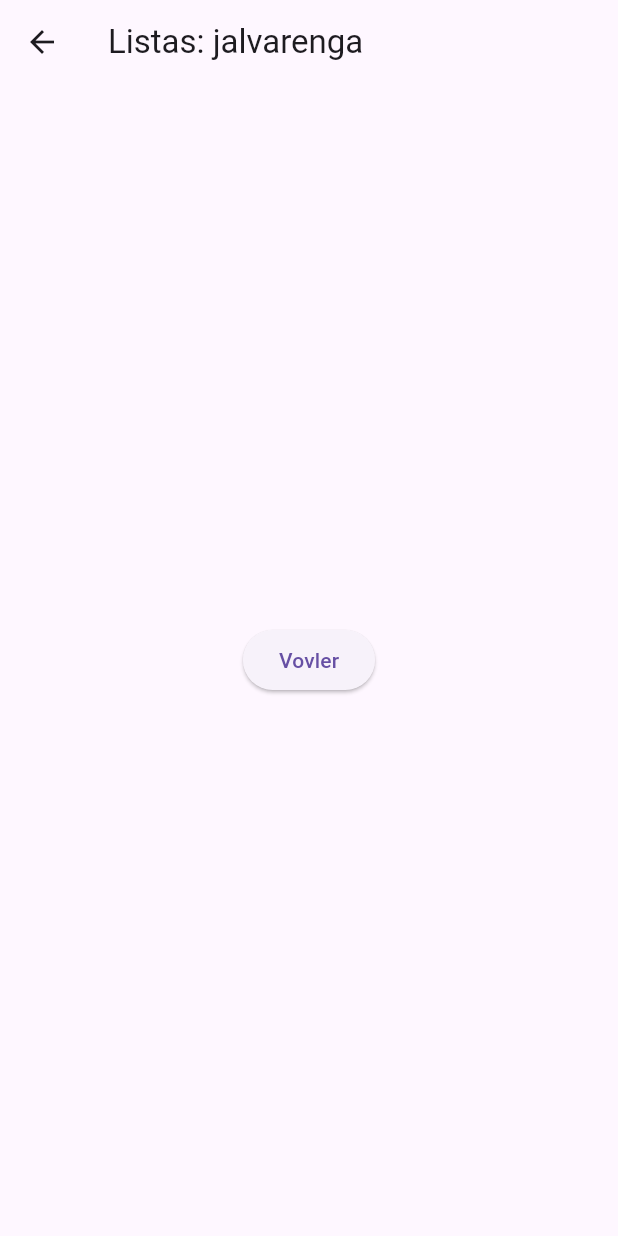
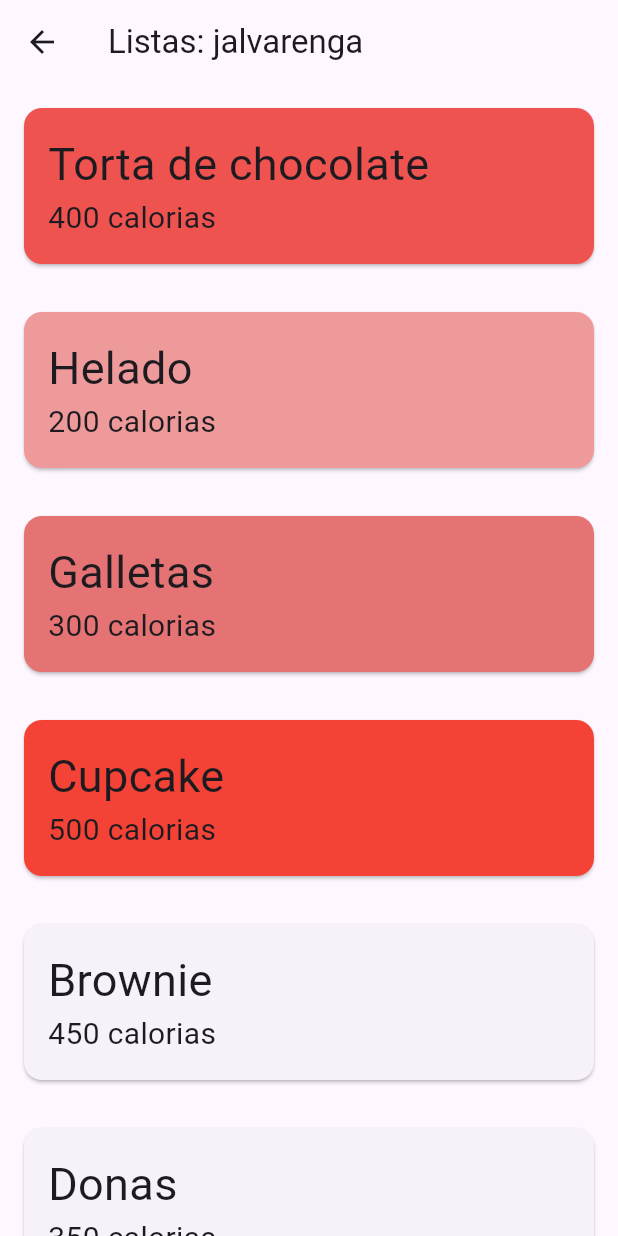
Before and after one commit to jalvarenga-unah/IS513-IIPAC-2024, a Flutter app: the screen it shows after launch, after a tap on "Listas", on a phone screen of 412 x 824 dp. Run offline on Flutter 3.47's test engine with Material 3 defaults, Android fonts, the phone set to English and light mode, and no system bars.

Commit message:
Manejo de listas y widgets personalizados

```diff
--- a/intro-flutter/componentes/lib/listas_page.dart
+++ b/intro-flutter/componentes/lib/listas_page.dart
@@ -1,25 +1,62 @@
+import 'package:componentes/widgets/item_postre.dart';
 import 'package:flutter/material.dart';
 
 class ListasPage extends StatelessWidget {
-  const ListasPage({super.key});
+  ListasPage({super.key});
+
+  final postres = [
+    {'nombre': 'Torta de chocolate', 'calorias': 400},
+    {'nombre': 'Helado', 'calorias': 200},
+    {'nombre': 'Galletas', 'calorias': 300},
+    {'nombre': 'Cupcake', 'calorias': 500},
+    {'nombre': 'Brownie', 'calorias': 450},
+    {'nombre': 'Donas', 'calorias': 350},
+    {'nombre': 'Pastel', 'calorias': 600},
+    {'nombre': 'Cheesecake', 'calorias': 700},
+    {'nombre': 'Churros', 'calorias': 250},
+    {'nombre': 'Muffin', 'calorias': 350},
+    {'nombre': 'Pie', 'calorias': 500},
+    {'nombre': 'Tiramisu', 'calorias': 600},
+    {'nombre': 'Macarons', 'calorias': 300},
+    {'nombre': 'Crepas', 'calorias': 400},
+    {'nombre': 'Flan', 'calorias': 350},
+    {'nombre': 'Cupcake', 'calorias': 500},
+    {'nombre': 'Brownie', 'calorias': 450},
+    {'nombre': 'Donas', 'calorias': 350},
+    {'nombre': 'Pastel', 'calorias': 600},
+    {'nombre': 'Cheesecake', 'calorias': 700},
+    {'nombre': 'Churros', 'calorias': 250},
+    {'nombre': 'Muffin', 'calorias': 350},
+    {'nombre': 'Pie', 'calorias': 500},
+    {'nombre': 'Tiramisu', 'calorias': 600},
+    {'nombre': 'Macarons', 'calorias': 300},
+    {'nombre': 'Crepas', 'calorias': 400},
+    {'nombre': 'Flan', 'calorias': 350},
+    {'nombre': 'Cupcake', 'calorias': 500},
+    {'nombre': 'Brownie', 'calorias': 450},
+    {'nombre': 'Donas', 'calorias': 350},
+    {'nombre': 'Pastel', 'calorias': 600},
+    {'nombre': 'Cheesecake', 'calorias': 700},
+    {'nombre': 'Churros', 'calorias': 250},
+    {'nombre': 'Muffin', 'calorias': 350},
+    {'nombre': 'Pie', 'calorias': 500},
+  ];
 
   @override
   Widget build(BuildContext context) {
     final usuario = ModalRoute.of(context)!.settings.arguments as Map;
 
     return Scaffold(
-      appBar: AppBar(
-        title: Text('Listas: ${usuario['usuario']}'),
-      ),
-      body: Center(
-        child: ElevatedButton(
-          onPressed: () {
-            Navigator.of(context).pop(); // destruye la ultima navegacion
-            Navigator.of(context).pop(); // destruye la ultima navegacion
+        appBar: AppBar(
+          title: Text('Listas: ${usuario['usuario']}'),
+        ),
+        body: ListView.builder(
+          // separatorBuilder: (BuildContext context, int index) =>
+          //     Text('Sepacion entre cards'),
+          itemCount: postres.length,
+          itemBuilder: (BuildContext context, int index) {
+            return ItemPostre(postre: postres[index]);
           },
-          child: Text('Vovler'),
-        ),
-      ),
-    );
+        ));
   }
 }
--- a/intro-flutter/componentes/lib/main.dart
+++ b/intro-flutter/componentes/lib/main.dart
@@ -16,7 +16,7 @@ class MyApp extends StatelessWidget {
       initialRoute: 'home', // debe ser una ruta previamente definida
       routes: {
         'home': (context) => const HomePage(),
-        'listas': (context) => const ListasPage()
+        'listas': (context) => ListasPage()
       },
       onGenerateRoute: (settings) {
         return MaterialPageRoute(
@@ -26,13 +26,14 @@ class MyApp extends StatelessWidget {
               child: Column(
                 mainAxisSize: MainAxisSize.min,
                 children: [
-                  Icon(
+                  const Icon(
                     Icons.error,
                     size: 100,
                   ),
                   Text(
                     'La ruta " ${settings.name} " no existe',
-                    style: TextStyle(fontSize: 30, fontWeight: FontWeight.bold),
+                    style: const TextStyle(
+                        fontSize: 30, fontWeight: FontWeight.bold),
                   ),
                 ],
               ),
--- /dev/null
+++ b/intro-flutter/componentes/lib/widgets/item_postre.dart
@@ -0,0 +1,29 @@
+import 'package:flutter/material.dart';
+
+class ItemPostre extends StatelessWidget {
+  const ItemPostre({super.key, required this.postre});
+
+  final Map<String, dynamic> postre;
+
+  @override
+  Widget build(BuildContext context) {
+    return Card(
+      color: Colors.red[int.parse(postre['calorias'].toString())],
+      margin: const EdgeInsets.all(16),
+      child: Padding(
+        padding: const EdgeInsets.all(16.0),
+        child: Column(
+          crossAxisAlignment: CrossAxisAlignment.start,
+          children: [
+            Text(
+              '${postre['nombre']}',
+              style: const TextStyle(fontSize: 30),
+            ),
+            Text('${postre['calorias']} calorias',
+                style: const TextStyle(fontSize: 20))
+          ],
+        ),
+      ),
+    );
+  }
+}
```
